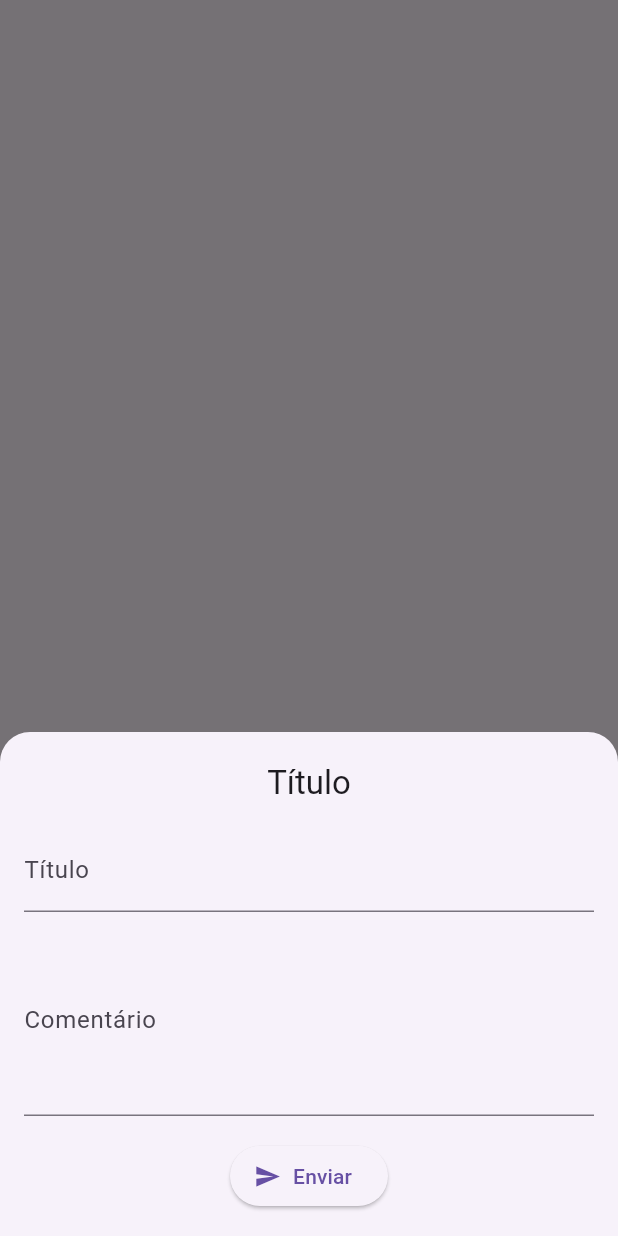
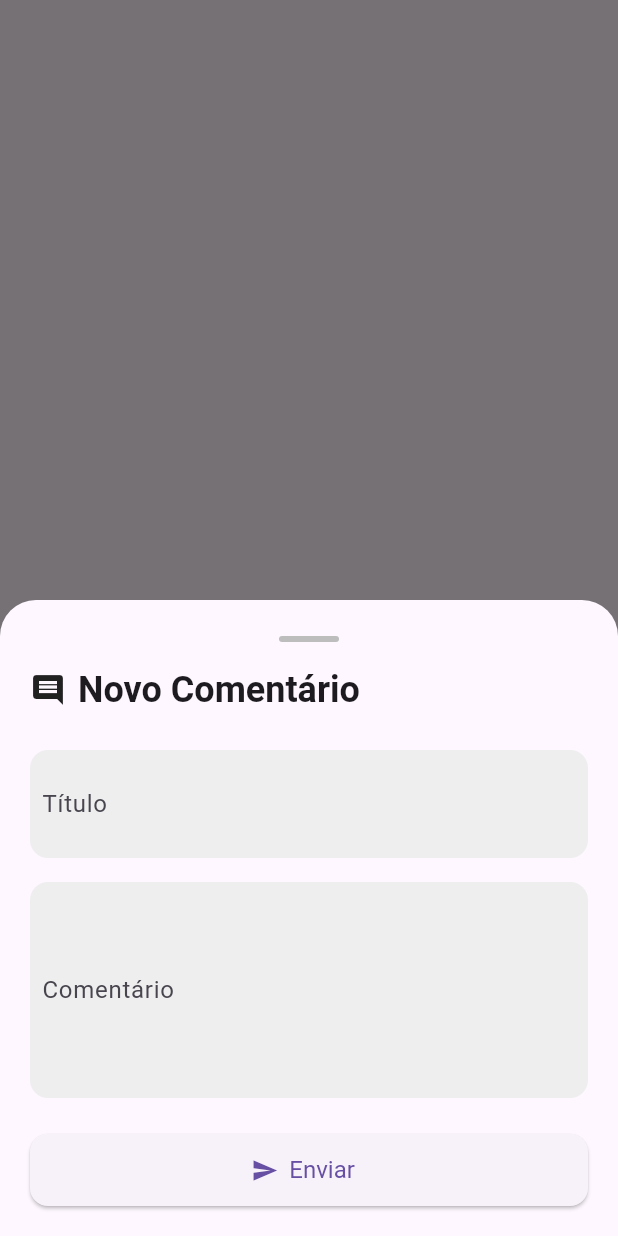
Before and after one commit to mayankelwin/photo_albums, a Flutter app: what showCommentModal() shows on an empty page, opened directly with empty values, on a phone screen of 412 x 824 dp. Run offline on Flutter 3.47's test engine with Material 3 defaults, Android fonts, the phone set to English and light mode, and no system bars; our stand-ins replace cached_network_image, dio, shimmer, signals, smooth_page_indicator, sqflite; accounts and stored records are empty; network calls fail.

Commit message:
feat: new features

```diff
--- a/lib/main.dart
+++ b/lib/main.dart
@@ -1,5 +1,4 @@
 import 'package:flutter/material.dart';
-import 'package:signals_flutter/signals_flutter.dart';
 import 'src/view/screens/home_screen.dart';
 import 'src/view_models/photo_view_model.dart';
 
--- a/lib/src/models/core/album_model.dart
+++ b/lib/src/models/core/album_model.dart
@@ -1,15 +1,38 @@
+import 'photo_model.dart';
+
 class Album {
   final int id;
   final String title;
-  final int userId;
+  final List<Photo> photos;
 
-  Album({required this.id, required this.title, required this.userId});
+  Album({
+    required this.id,
+    required this.title,
+    required this.photos,
+  });
 
   factory Album.fromJson(Map<String, dynamic> json) {
     return Album(
       id: json['id'],
       title: json['title'],
-      userId: json['userId'],
+      photos: [],
+    );
+  }
+
+  factory Album.fromDummyJson(Map<String, dynamic> json) {
+    final images = (json['images'] as List).cast<String>();
+    return Album(
+      id: json['id'],
+      title: json['title'],
+      photos: images
+          .map((url) => Photo(
+                id: json['id'],
+                albumId: json['id'],
+                title: json['title'],
+                url: url,
+                thumbnailUrl: url,
+              ))
+          .toList(),
     );
   }
 }
--- a/lib/src/models/core/photo_model.dart
+++ b/lib/src/models/core/photo_model.dart
@@ -4,6 +4,7 @@ class Photo {
   final String url;
   final String thumbnailUrl;
   final int albumId;
+  final List<String>? allImages;
 
   Photo({
     required this.id,
@@ -11,6 +12,7 @@ class Photo {
     required this.url,
     required this.thumbnailUrl,
     required this.albumId,
+    this.allImages,
   });
 
   factory Photo.fromJson(Map<String, dynamic> json) {
@@ -22,4 +24,20 @@ class Photo {
       albumId: json['albumId'],
     );
   }
+
+  factory Photo.fromDummyJson({
+    required int id,
+    required String title,
+    required String url,
+    required String thumbnailUrl,
+    required int albumId,
+  }) {
+    return Photo(
+      id: id,
+      title: title,
+      url: url,
+      thumbnailUrl: thumbnailUrl,
+      albumId: albumId,
+    );
+  }
 }
--- a/lib/src/view/screens/details_screen.dart
+++ b/lib/src/view/screens/details_screen.dart
@@ -4,17 +4,16 @@ import '../../models/core/photo_model.dart';
 import '../../providers/photo_detail_provider.dart';
 import '../widgets/photo_info_section.dart';
 import '../widgets/comment_list.dart';
-import '../widgets/comment_modal.dart';
 
 class DetailScreen extends StatelessWidget {
   final Photo photo;
   final String? albumTitle;
 
   const DetailScreen({
-    Key? key,
+    super.key,
     required this.photo,
     this.albumTitle,
-  }) : super(key: key);
+  });
 
   @override
   Widget build(BuildContext context) {
--- a/lib/src/view/widgets/comment_list.dart
+++ b/lib/src/view/widgets/comment_list.dart
@@ -3,11 +3,13 @@ import 'package:provider/provider.dart';
 import '../../providers/photo_detail_provider.dart';
 
 class CommentList extends StatelessWidget {
-  const CommentList({Key? key}) : super(key: key);
+  const CommentList({super.key});
 
   @override
   Widget build(BuildContext context) {
     final provider = Provider.of<PhotoDetailProvider>(context);
+
+    print('Comentários carregados: ${provider.comments.length}');
 
     return Padding(
       padding: const EdgeInsets.symmetric(horizontal: 16),
@@ -16,6 +18,8 @@ class CommentList extends StatelessWidget {
         children: [
           Text("Comentários", style: Theme.of(context).textTheme.titleMedium),
           const SizedBox(height: 8),
+          if (provider.comments.isEmpty)
+            Text('Nenhum comentário disponível'),
           ...provider.comments.map((comment) => Card(
             child: ListTile(
               title: Text(comment.name),
--- a/lib/src/view/widgets/comment_modal.dart
+++ b/lib/src/view/widgets/comment_modal.dart
@@ -10,34 +10,86 @@ void showCommentModal(BuildContext context, int photoId) {
   showModalBottomSheet(
     context: context,
     isScrollControlled: true,
+    backgroundColor: Theme.of(context).scaffoldBackgroundColor,
     shape: const RoundedRectangleBorder(
-      borderRadius: BorderRadius.vertical(top: Radius.circular(20)),
+      borderRadius: BorderRadius.vertical(top: Radius.circular(24)),
     ),
-    builder: (_) {
+    builder: (context) {
       return Padding(
         padding: EdgeInsets.only(
           bottom: MediaQuery.of(context).viewInsets.bottom,
-          top: 20,
-          left: 16,
-          right: 16,
         ),
+        child: SingleChildScrollView(
+          child: Padding(
+            padding: const EdgeInsets.fromLTRB(20, 24, 20, 20),
             child: Column(
               mainAxisSize: MainAxisSize.min,
+              crossAxisAlignment: CrossAxisAlignment.start,
               children: [
-            Text("Título", style: Theme.of(context).textTheme.titleLarge),
+                Center(
+                  child: Container(
+                    width: 40,
+                    height: 4,
+                    decoration: BoxDecoration(
+                      color: Colors.grey[400],
+                      borderRadius: BorderRadius.circular(2),
+                    ),
+                  ),
+                ),
                 const SizedBox(height: 16),
-            TextField(
+                Row(
+                  children: [
+                    const Icon(Icons.comment, size: 24),
+                    const SizedBox(width: 8),
+                    Text(
+                      "Novo Comentário",
+                      style: Theme.of(context).textTheme.headlineSmall?.copyWith(
+                            fontWeight: FontWeight.bold,
+                          ),
+                    ),
+                  ],
+                ),
+                const SizedBox(height: 24),
+
+                Container(
+                  decoration: BoxDecoration(
+                    color: Colors.grey[200],
+                    borderRadius: BorderRadius.circular(12),
+                  ),
+                  padding: const EdgeInsets.all(8),
+                  child: TextField(
                     controller: titleController,
-              decoration: const InputDecoration(labelText: 'Título'),
+                    decoration: const InputDecoration(
+                      labelText: 'Título',
+                      border: InputBorder.none,
                     ),
-            const SizedBox(height: 8),
-            TextField(
+                  ),
+                ),
+
+                const SizedBox(height: 16),
+
+                Container(
+                  decoration: BoxDecoration(
+                    color: Colors.grey[200],
+                    borderRadius: BorderRadius.circular(12),
+                  ),
+                  padding: const EdgeInsets.all(8),
+                  child: TextField(
                     controller: bodyController,
                     maxLines: 4,
-              decoration: const InputDecoration(labelText: 'Comentário'),
+                    decoration: const InputDecoration(
+                      labelText: 'Comentário',
+                      border: InputBorder.none,
                     ),
-            const SizedBox(height: 16),
-            ElevatedButton.icon(
+                  ),
+                ),
+
+                const SizedBox(height: 24),
+
+                SizedBox(
+                  width: double.infinity,
+                  height: 48,
+                  child: ElevatedButton.icon(
                     onPressed: () {
                       final comment = Comment(
                         postId: photoId,
@@ -51,9 +103,17 @@ void showCommentModal(BuildContext context, int photoId) {
                     },
                     icon: const Icon(Icons.send),
                     label: const Text("Enviar"),
+                    style: ElevatedButton.styleFrom(
+                      shape: RoundedRectangleBorder(
+                        borderRadius: BorderRadius.circular(12),
                       ),
-            const SizedBox(height: 16),
+                      textStyle: const TextStyle(fontSize: 16),
+                    ),
+                  ),
+                ),
               ],
+            ),
+          ),
         ),
       );
     },
--- a/pubspec.yaml
+++ b/pubspec.yaml
@@ -22,6 +22,8 @@ dependencies:
   path_provider: ^2.1.2
   url_launcher: ^6.2.6
   shimmer: ^3.0.0
+  smooth_page_indicator: ^1.1.0
+  cached_network_image: ^3.2.3
 
 dev_dependencies:
   flutter_test:
```
Also changed, not shown: lib/src/models/api/api_services.dart (+68 -29 lines), lib/src/models/core/comment_model.dart (+6 -16 lines), lib/src/models/local/data_base_helper.dart (added, +47 -0 lines), lib/src/models/local/photo_save.dart (added, +38 -0 lines), lib/src/providers/photo_detail_provider.dart (+6 -1 lines), lib/src/view/screens/home_screen.dart (+16 -1 lines), lib/src/view/widgets/photo_card.dart (+26 -26 lines), lib/src/view/widgets/photo_info_section.dart (+76 -19 lines), lib/src/view_models/photo_view_model.dart (+16 -3 lines), pubspec.lock. Lines whose indentation alone changed are shown as unchanged.
